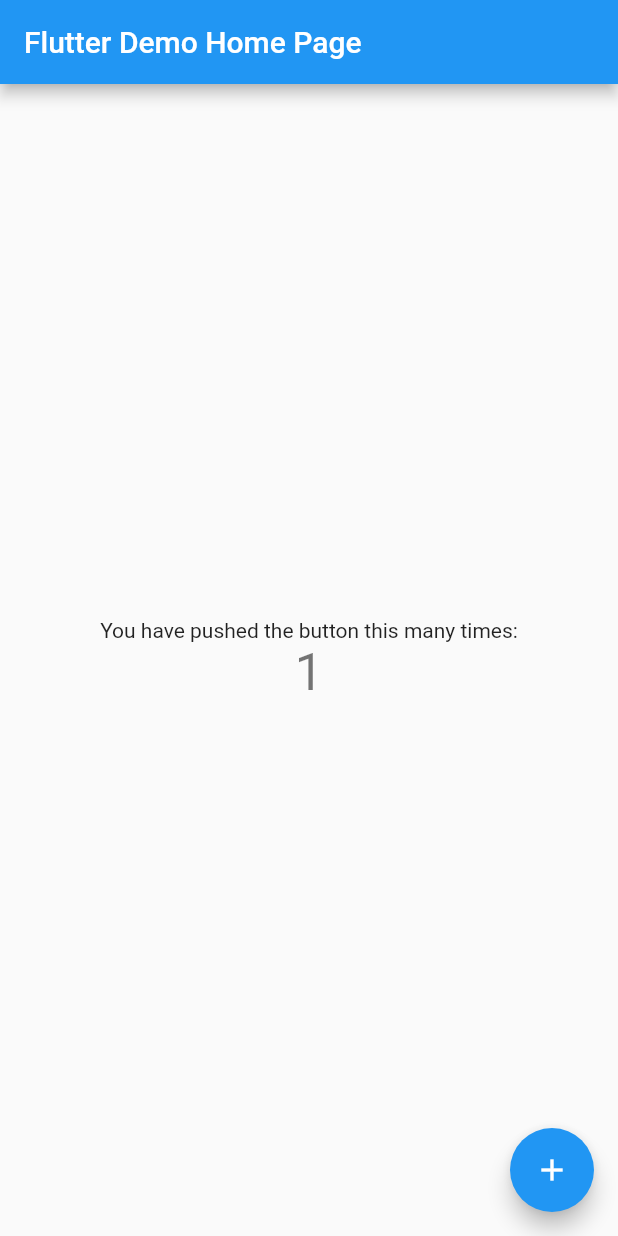
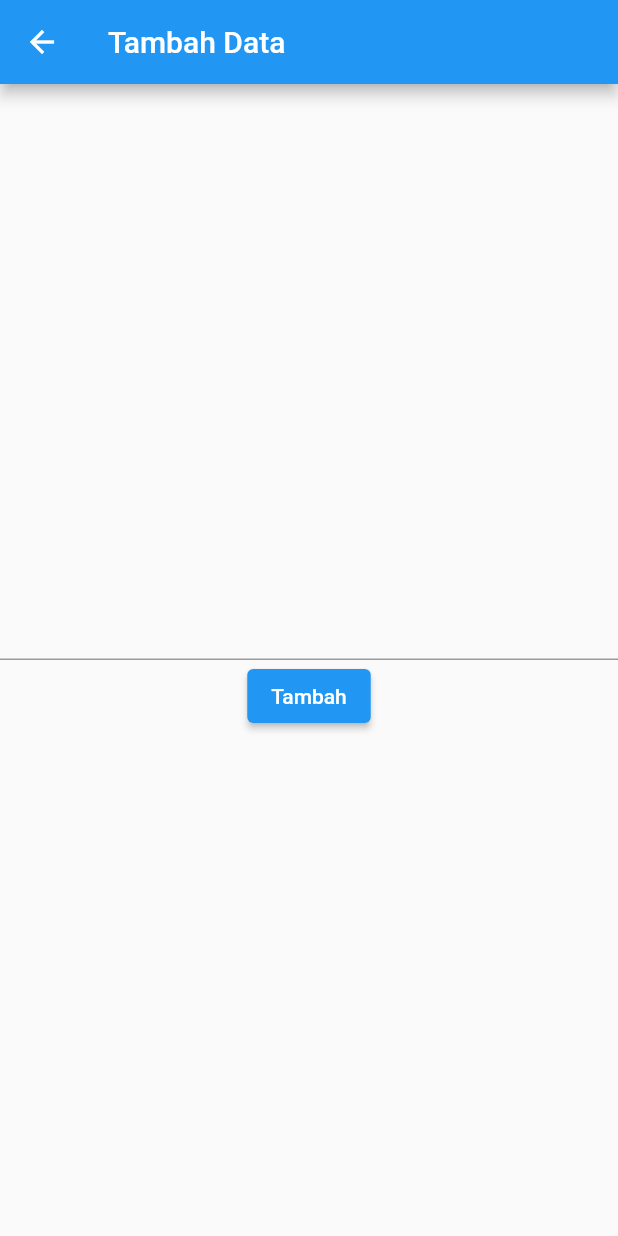
Before and after one commit to fhallatu/Tugas_5_SI, a Flutter app: the screen it shows after launch, after a tap on the "add" icon, on a phone screen of 412 x 824 dp. Run offline on Flutter 3.47's test engine with Material 2 defaults, Android fonts, the phone set to English and light mode, and no system bars.

Commit message:
almost done

```diff
--- a/tugas5_si/lib/main.dart
+++ b/tugas5_si/lib/main.dart
@@ -1,115 +1,23 @@
 import 'package:flutter/material.dart';
+import 'package:provider/provider.dart';
+import 'package:provider/single_child_widget.dart';
+import 'package:tugas5_si/provider/daftar_provider.dart';
+import 'package:tugas5_si/ui/home.dart';
 
-void main() {
-  runApp(const MyApp());
-}
+void main() => runApp(MyApp());
 
 class MyApp extends StatelessWidget {
   const MyApp({Key? key}) : super(key: key);
 
-  // This widget is the root of your application.
   @override
   Widget build(BuildContext context) {
-    return MaterialApp(
-      title: 'Flutter Demo',
-      theme: ThemeData(
-        // This is the theme of your application.
-        //
-        // Try running your application with "flutter run". You'll see the
-        // application has a blue toolbar. Then, without quitting the app, try
-        // changing the primarySwatch below to Colors.green and then invoke
-        // "hot reload" (press "r" in the console where you ran "flutter run",
-        // or simply save your changes to "hot reload" in a Flutter IDE).
-        // Notice that the counter didn't reset back to zero; the application
-        // is not restarted.
-        primarySwatch: Colors.blue,
+    return MultiProvider(
+      providers: <SingleChildWidget>[
+        ChangeNotifierProvider(create: (_) => DaftarProvider())
+      ],
+      child: MaterialApp(
+        home: Home(),
       ),
-      home: const MyHomePage(title: 'Flutter Demo Home Page'),
     );
   }
 }
-
-class MyHomePage extends StatefulWidget {
-  const MyHomePage({Key? key, required this.title}) : super(key: key);
-
-  // This widget is the home page of your application. It is stateful, meaning
-  // that it has a State object (defined below) that contains fields that affect
-  // how it looks.
-
-  // This class is the configuration for the state. It holds the values (in this
-  // case the title) provided by the parent (in this case the App widget) and
-  // used by the build method of the State. Fields in a Widget subclass are
-  // always marked "final".
-
-  final String title;
-
-  @override
-  State<MyHomePage> createState() => _MyHomePageState();
-}
-
-class _MyHomePageState extends State<MyHomePage> {
-  int _counter = 0;
-
-  void _incrementCounter() {
-    setState(() {
-      // This call to setState tells the Flutter framework that something has
-      // changed in this State, which causes it to rerun the build method below
-      // so that the display can reflect the updated values. If we changed
-      // _counter without calling setState(), then the build method would not be
-      // called again, and so nothing would appear to happen.
-      _counter++;
-    });
-  }
-
-  @override
-  Widget build(BuildContext context) {
-    // This method is rerun every time setState is called, for instance as done
-    // by the _incrementCounter method above.
-    //
-    // The Flutter framework has been optimized to make rerunning build methods
-    // fast, so that you can just rebuild anything that needs updating rather
-    // than having to individually change instances of widgets.
-    return Scaffold(
-      appBar: AppBar(
-        // Here we take the value from the MyHomePage object that was created by
-        // the App.build method, and use it to set our appbar title.
-        title: Text(widget.title),
-      ),
-      body: Center(
-        // Center is a layout widget. It takes a single child and positions it
-        // in the middle of the parent.
-        child: Column(
-          // Column is also a layout widget. It takes a list of children and
-          // arranges them vertically. By default, it sizes itself to fit its
-          // children horizontally, and tries to be as tall as its parent.
-          //
-          // Invoke "debug painting" (press "p" in the console, choose the
-          // "Toggle Debug Paint" action from the Flutter Inspector in Android
-          // Studio, or the "Toggle Debug Paint" command in Visual Studio Code)
-          // to see the wireframe for each widget.
-          //
-          // Column has various properties to control how it sizes itself and
-          // how it positions its children. Here we use mainAxisAlignment to
-          // center the children vertically; the main axis here is the vertical
-          // axis because Columns are vertical (the cross axis would be
-          // horizontal).
-          mainAxisAlignment: MainAxisAlignment.center,
-          children: <Widget>[
-            const Text(
-              'You have pushed the button this many times:',
-            ),
-            Text(
-              '$_counter',
-              style: Theme.of(context).textTheme.headline4,
-            ),
-          ],
-        ),
-      ),
-      floatingActionButton: FloatingActionButton(
-        onPressed: _incrementCounter,
-        tooltip: 'Increment',
-        child: const Icon(Icons.add),
-      ), // This trailing comma makes auto-formatting nicer for build methods.
-    );
-  }
-}
--- /dev/null
+++ b/tugas5_si/lib/models/daftar.dart
@@ -0,0 +1,4 @@
+class Daftar {
+  Daftar({required this.nama});
+  String nama;
+}
--- /dev/null
+++ b/tugas5_si/lib/provider/daftar_provider.dart
@@ -0,0 +1,23 @@
+import 'package:flutter/foundation.dart';
+import '../models/daftar.dart';
+
+class DaftarProvider extends ChangeNotifier {
+  List<Daftar> _listDaftar = <Daftar>[];
+
+  List<Daftar> get listDaftar => _listDaftar;
+
+  void tambah(Daftar daftar) {
+    _listDaftar.add(daftar);
+    notifyListeners();
+  }
+
+  void edit(Daftar daftar, String nama) {
+    daftar.nama = nama;
+    notifyListeners();
+  }
+
+  void hapus(Daftar daftar) {
+    _listDaftar.remove(daftar);
+    notifyListeners();
+  }
+}
--- /dev/null
+++ b/tugas5_si/lib/ui/detail.dart
@@ -0,0 +1,58 @@
+import 'package:flutter/material.dart';
+import 'package:provider/provider.dart';
+import 'package:tugas5_si/provider/daftar_provider.dart';
+import '../models/daftar.dart';
+
+class Detail extends StatefulWidget {
+  const Detail({Key? key, this.daftar}) : super(key: key);
+  final Daftar? daftar;
+  @override
+  _DetailState createState() => _DetailState();
+}
+
+class _DetailState extends State<Detail> {
+  final TextEditingController _controller = TextEditingController();
+  String _title = '';
+  String _merk = '';
+  @override
+  void initState() {
+    super.initState();
+    if (widget.daftar != null) {
+      _controller.text = widget.daftar!.nama;
+      _title = 'Ubah';
+      _merk = _controller.text;
+    } else {
+      _title = 'Tambah';
+      _merk = 'Tambah Data';
+    }
+  }
+
+  @override
+  Widget build(BuildContext context) {
+    return Scaffold(
+      appBar: AppBar(
+        title: Text(_merk),
+      ),
+      body: Column(
+        crossAxisAlignment: CrossAxisAlignment.center,
+        mainAxisAlignment: MainAxisAlignment.center,
+        children: <Widget>[
+          TextFormField(
+            controller: _controller,
+          ),
+          ElevatedButton(
+              onPressed: () {
+                DaftarProvider provider = context.read<DaftarProvider>();
+                if (widget.daftar != null) {
+                  provider.edit(widget.daftar!, _controller.text);
+                } else {
+                  provider.tambah(Daftar(nama: _controller.text));
+                }
+                Navigator.pop(context);
+              },
+              child: Text(_title))
+        ],
+      ),
+    );
+  }
+}
--- /dev/null
+++ b/tugas5_si/lib/ui/home.dart
@@ -0,0 +1,52 @@
+import 'package:flutter/material.dart';
+import 'package:provider/provider.dart';
+import 'package:tugas5_si/models/daftar.dart';
+import 'package:tugas5_si/provider/daftar_provider.dart';
+
+import '../ui/detail.dart';
+
+class Home extends StatelessWidget {
+  const Home({Key? key}) : super(key: key);
+
+  @override
+  Widget build(BuildContext context) {
+    return Scaffold(
+      appBar: AppBar(
+        title: Text('List HP 2020'),
+      ),
+      body: Consumer<DaftarProvider>(
+        builder: (BuildContext context, DaftarProvider value, Widget? child) {
+          return ListView.builder(
+            itemBuilder: (BuildContext context, int index) {
+              return ListTile(
+                title: Text(value.listDaftar[index].nama),
+                trailing: ElevatedButton(
+                  onPressed: () {
+                    value.hapus(value.listDaftar[index]);
+                  },
+                  child: Text('Hapus'),
+                ),
+                onTap: () {
+                  Navigator.push(
+                      context,
+                      MaterialPageRoute(
+                          builder: (context) => Detail(
+                                daftar: value.listDaftar[index],
+                              )));
+                },
+              );
+            },
+            itemCount: value.listDaftar.length,
+          );
+        },
+      ),
+      floatingActionButton: FloatingActionButton(
+        child: const Icon(Icons.add),
+        onPressed: () {
+          Navigator.push(
+              context, MaterialPageRoute(builder: (context) => Detail()));
+        },
+      ),
+    );
+  }
+}
```
Also changed, not shown: 1 other file.
